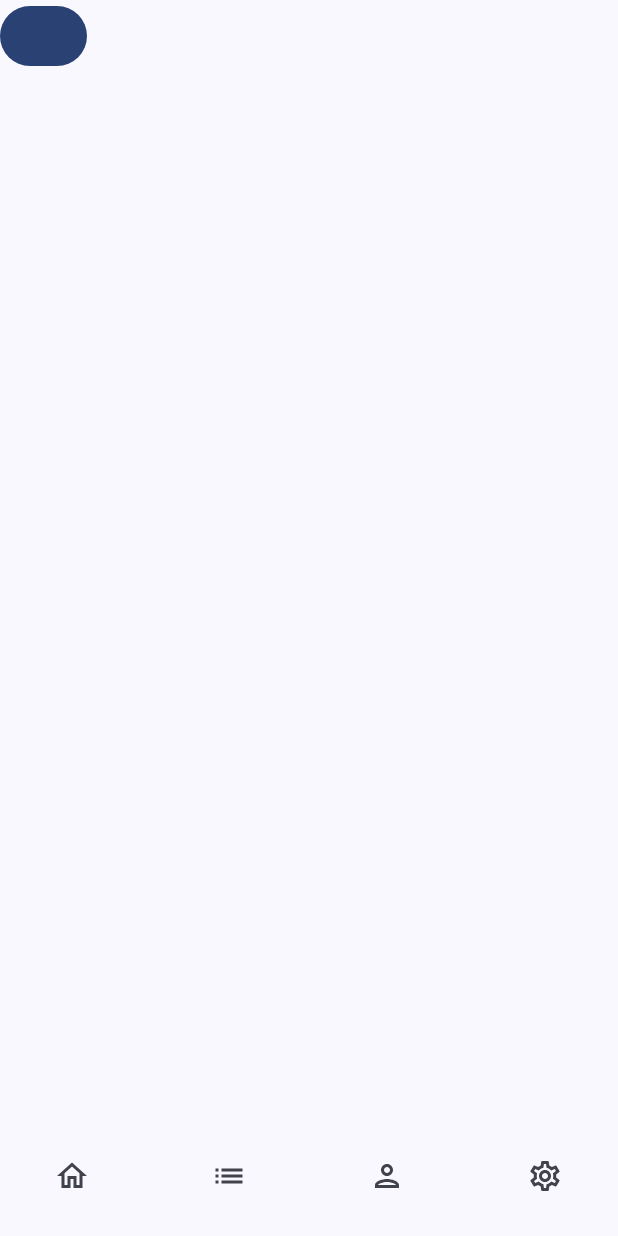
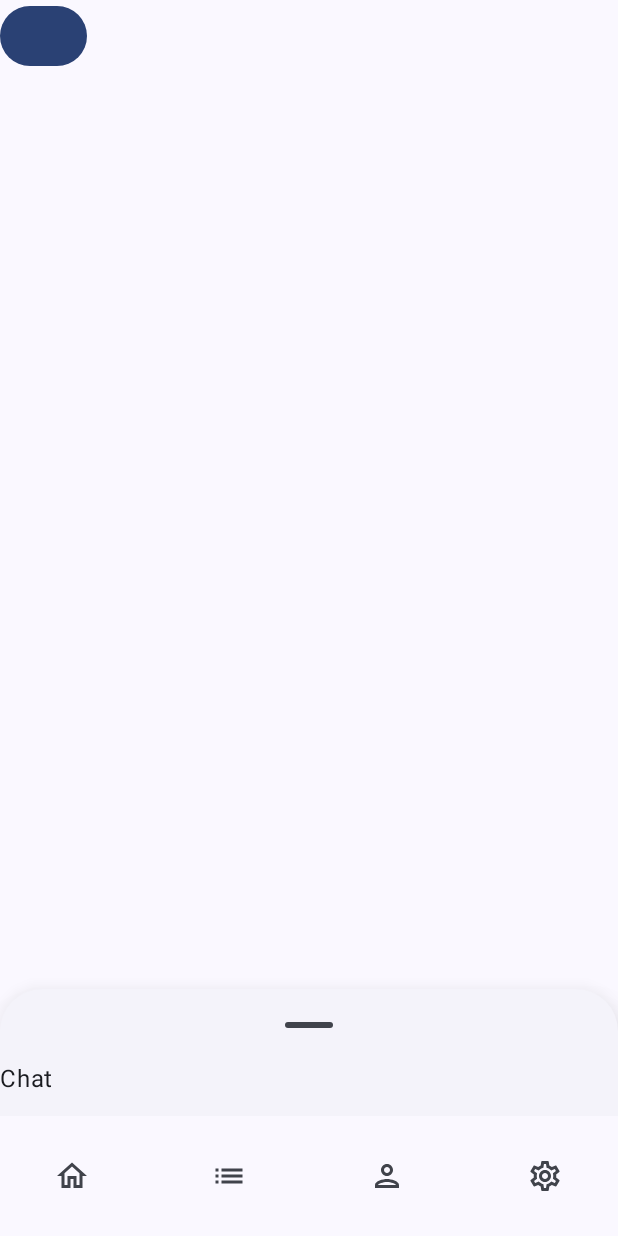
Before and after one commit to dudqo/Event-Planner, an Android app built with Jetpack Compose: the EventViewScreen screen opened through its navigation route, on a phone screen of 412 x 824 dp. Run offline under Robolectric (Android 15) with nearby library versions, the phone set to English and light mode, and no system bars; our stand-ins replace Dagger/Hilt's generated code.

Commit message:
ui update

```diff
--- a/app/src/main/java/com/example/eventplanner/screens/events/EventViewScreen.kt
+++ b/app/src/main/java/com/example/eventplanner/screens/events/EventViewScreen.kt
@@ -2,10 +2,10 @@ package com.example.eventplanner.screens.events
 
 import androidx.compose.foundation.layout.Arrangement
 import androidx.compose.foundation.layout.Column
-import androidx.compose.material3.Button
-import androidx.compose.material3.ExperimentalMaterial3Api
+import androidx.compose.material3.*
 import androidx.compose.runtime.Composable
 import androidx.compose.ui.Alignment
+import androidx.compose.ui.unit.dp
 import androidx.lifecycle.viewmodel.compose.viewModel
 import com.example.eventplanner.screens.home.MapViewModel
 
@@ -14,15 +14,28 @@ import com.example.eventplanner.screens.home.MapViewModel
 fun EventViewScreen(
     viewModel: MapViewModel = viewModel()
 ) {
-    Column(
-        horizontalAlignment = Alignment.End,
-        verticalArrangement = Arrangement.Center,
+    val scaffoldState = rememberBottomSheetScaffoldState()
+
+    BottomSheetScaffold(
+        scaffoldState = scaffoldState,
+        sheetShadowElevation = 20.dp,
+        sheetPeekHeight = 85.dp,
+        sheetContent = {
+            Column() {
+                Text("Chat")
+            }
+        }
     ) {
-        Button(onClick = {
+        Column(
+            horizontalAlignment = Alignment.End,
+            verticalArrangement = Arrangement.Center,
+        ) {
+            Button(onClick = {
 
 
-        }) {
+            }) {
 
+            }
         }
     }
 }
--- a/app/src/main/java/com/example/eventplanner/screens/events/EventsScreen.kt
+++ b/app/src/main/java/com/example/eventplanner/screens/events/EventsScreen.kt
@@ -1,5 +1,6 @@
 package com.example.eventplanner.screens.events
 
+import androidx.compose.foundation.clickable
 import androidx.compose.foundation.layout.*
 import androidx.compose.foundation.lazy.LazyColumn
 import androidx.compose.foundation.lazy.LazyRow
@@ -18,6 +19,7 @@ import androidx.compose.ui.unit.dp
 import androidx.compose.ui.unit.sp
 import androidx.hilt.navigation.compose.hiltViewModel
 import androidx.navigation.NavController
+import com.example.eventplanner.graphs.EventScreen
 import com.example.eventplanner.graphs.Graph
 
 @ExperimentalMaterial3Api
@@ -38,30 +40,6 @@ fun EventsScreen(
     ) {
         Column() {
             Text(
-                "Events Nearby...", textAlign = TextAlign.Left, fontWeight = FontWeight.Bold, fontSize = 30.sp
-            )
-            LazyRow() {
-                items(100) {
-                    Card(
-                        modifier = Modifier
-                            .padding(horizontal = 8.dp, vertical = 8.dp)
-                            .size(width = 140.dp, height = 200.dp)
-                            .fillMaxWidth(),
-                    ) {
-                        Text(
-                            text = "Event $it",
-                            fontSize = 24.sp,
-                            fontWeight = FontWeight.Bold,
-                            textAlign = TextAlign.Center,
-                            modifier = Modifier
-                                .fillMaxWidth()
-                                .padding(vertical = 24.dp)
-                        )
-
-                    }
-                }
-            }
-            Text(
                 "My Events", textAlign = TextAlign.Left, fontWeight = FontWeight.Bold, fontSize = 30.sp
             )
             LazyColumn(
@@ -74,7 +52,8 @@ fun EventsScreen(
                     Card(
                         modifier = Modifier
                             .padding(horizontal = 8.dp, vertical = 8.dp)
-                            .fillMaxWidth(),
+                            .fillMaxWidth()
+                            .clickable { navController.navigate(EventScreen.ViewScreen.route) },
                     ) {
                         Text(
                             text = it.title,
--- a/app/src/main/java/com/example/eventplanner/screens/home/HomeScreen.kt
+++ b/app/src/main/java/com/example/eventplanner/screens/home/HomeScreen.kt
@@ -1,16 +1,24 @@
 package com.example.eventplanner.screens.home
 
 import android.Manifest
-import androidx.compose.foundation.layout.fillMaxSize
-import androidx.compose.foundation.layout.padding
+import androidx.compose.foundation.layout.*
+import androidx.compose.foundation.lazy.LazyRow
+import androidx.compose.foundation.shape.RoundedCornerShape
 import androidx.compose.material3.*
 import androidx.compose.runtime.Composable
 import androidx.compose.runtime.remember
 import androidx.compose.ui.Modifier
+import androidx.compose.ui.text.font.FontWeight
+import androidx.compose.ui.text.style.TextAlign
+import androidx.compose.ui.unit.dp
+import androidx.compose.ui.unit.sp
 import androidx.lifecycle.viewmodel.compose.viewModel
 import androidx.navigation.NavHostController
 import androidx.navigation.compose.rememberNavController
 import com.example.eventplanner.MapEvent
+import com.example.eventplanner.graphs.EventScreen
+import com.example.eventplanner.graphs.Graph
+import com.example.eventplanner.screens.events.EventsScreen
 import com.google.accompanist.permissions.ExperimentalPermissionsApi
 import com.google.accompanist.permissions.isGranted
 import com.google.accompanist.permissions.rememberPermissionState
@@ -26,7 +34,7 @@ fun HomeScreen(
     viewModel: MapViewModel = viewModel(),
     navController: NavHostController = rememberNavController()
 ) {
-    val snackbarHostState = remember { SnackbarHostState() }
+    val scaffoldState = rememberBottomSheetScaffoldState()
     val uiSettings = remember {
         MapUiSettings(zoomControlsEnabled = true)
     }
@@ -36,8 +44,42 @@ fun HomeScreen(
     )
     viewModel.state.properties = MapProperties(isMyLocationEnabled = locationPermissionState.status.isGranted)
 
-    Scaffold(
-        snackbarHost = { SnackbarHost(snackbarHostState) },
+    BottomSheetScaffold(
+        scaffoldState = scaffoldState,
+        sheetShadowElevation = 20.dp,
+        sheetPeekHeight = 85.dp,
+
+        sheetContent = {
+            Column() {
+                Text(
+                    "Events Nearby...",
+                    textAlign = TextAlign.Left,
+                    fontWeight = FontWeight.Bold,
+                    fontSize = 30.sp
+                )
+                LazyRow() {
+                    items(100) {
+                        Card(
+                            modifier = Modifier
+                                .padding(horizontal = 8.dp, vertical = 8.dp)
+                                .size(width = 140.dp, height = 200.dp)
+                                .fillMaxWidth(),
+                        ) {
+                            Text(
+                                text = "Event $it",
+                                fontSize = 24.sp,
+                                fontWeight = FontWeight.Bold,
+                                textAlign = TextAlign.Center,
+                                modifier = Modifier
+                                    .fillMaxWidth()
+                                    .padding(vertical = 24.dp)
+                            )
+
+                        }
+                    }
+                }
+            }
+        }
     ) {
         GoogleMap(
             modifier = Modifier
```
